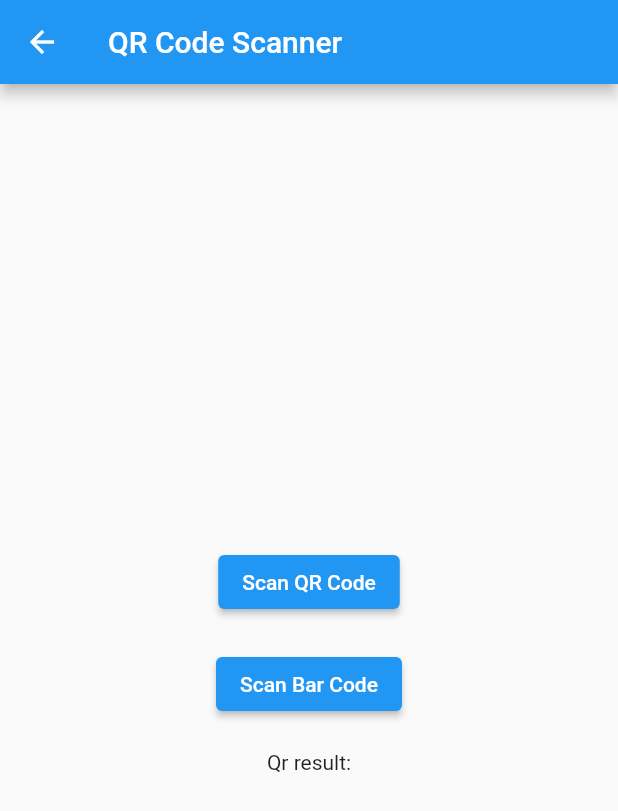
After one commit to Pranay7399/defender, a Flutter app: the QrCodeScannerScreen screen opened directly, after a tap on "Scan QR Code", after a tap on "Scan Bar Code", on a phone screen of 412 x 824 dp. The commit adds this screen. Shown: the top 811 px of the screen. Run offline on Flutter 3.47's test engine with Material 2 defaults, Android fonts, the phone set to English and light mode, and no system bars; our stand-ins replace contacts_service, country_picker, firebase_auth, firebase_core, flash, get and 2 more; missing offline and left inert: device_apps, flutter_barcode_scanner, safe_device, safe_url_check; accounts and stored records are empty.

Commit message:
Added qr code scanner feature

```diff
--- a/lib/home_screen.dart
+++ b/lib/home_screen.dart
@@ -1,5 +1,6 @@
 import 'package:defender/installed_apps_check.dart';
 import 'package:defender/messages_screen.dart';
+import 'package:defender/qr_code_scanner.dart';
 import 'package:defender/sailor.dart';
 import 'package:defender/contacts_screen.dart';
 import 'package:defender/splash_screen.dart';
@@ -235,6 +236,22 @@ class _HomeScreenState extends State<HomeScreen> {
                           ),
                         ),
                       ),
+                      GestureDetector(
+                        onTap: () {
+                          Sailor.push(const QrCodeScannerScreen());
+                        },
+                        child: const Card(
+                          child: Padding(
+                            padding: EdgeInsets.all(30.0),
+                            child: Text(
+                              'Check \n QR codes',
+                              style: TextStyle(
+                                  fontSize: 16, fontWeight: FontWeight.w400),
+                              textAlign: TextAlign.center,
+                            ),
+                          ),
+                        ),
+                      ),
                     ],
                   ),
                 ],
--- /dev/null
+++ b/lib/qr_code_scanner.dart
@@ -0,0 +1,105 @@
+import 'package:defender/helpers.dart';
+import 'package:flutter/material.dart';
+import 'package:flutter/services.dart';
+import 'package:flutter_barcode_scanner/flutter_barcode_scanner.dart';
+import 'package:safe_url_check/safe_url_check.dart';
+import 'package:url_launcher/url_launcher_string.dart';
+
+class QrCodeScannerScreen extends StatefulWidget {
+  const QrCodeScannerScreen({super.key});
+
+  @override
+  State<QrCodeScannerScreen> createState() => _QrCodeScannerScreenState();
+}
+
+class _QrCodeScannerScreenState extends State<QrCodeScannerScreen> {
+  String _scanBarcode = 'Unknown';
+  Future<void> scanQR() async {
+    String barcodeScanRes;
+    // Platform messages may fail, so we use a try/catch PlatformException.
+    try {
+      barcodeScanRes = await FlutterBarcodeScanner.scanBarcode(
+          '#ff6666', 'Cancel', true, ScanMode.QR);
+      print("result of qr code is" + barcodeScanRes);
+    } on PlatformException {
+      barcodeScanRes = 'Failed to get platform version.';
+    }
+    if (!mounted) return;
+    setState(() {
+      _scanBarcode = barcodeScanRes;
+    });
+
+    bool isSafe = await safeUrlCheck(Uri.parse(_scanBarcode));
+    if (isSafe) {
+      if (await canLaunchUrlString(_scanBarcode)) {
+        await launchUrlString(_scanBarcode);
+      } else {
+        showSnackBar(
+            title: 'Cannot launch the url',
+            context: context,
+            type: SnackType.info);
+      }
+    } else {
+      showSnackBar(
+          title: 'The url is not safe',
+          context: context,
+          type: SnackType.error);
+    }
+  }
+
+  // Platform messages are asynchronous, so we initialize in an async method.
+  Future<void> scanBarcodeNormal() async {
+    String barcodeScanRes;
+    // Platform messages may fail, so we use a try/catch PlatformException.
+    try {
+      barcodeScanRes = await FlutterBarcodeScanner.scanBarcode(
+          '#ff6666', 'Cancel', true, ScanMode.BARCODE);
+      print(barcodeScanRes);
+    } on PlatformException {
+      barcodeScanRes = 'Failed to get platform version.';
+    }
+
+    // If the widget was removed from the tree while the asynchronous platform
+    // message was in flight, we want to discard the reply rather than calling
+    // setState to update our non-existent appearance.
+    if (!mounted) return;
+
+    setState(() {
+      _scanBarcode = barcodeScanRes;
+    });
+  }
+
+  @override
+  Widget build(BuildContext context) {
+    return Scaffold(
+        appBar: AppBar(
+          title: const Text('QR Code Scanner'),
+        ),
+        body: Center(
+            child: Column(
+          crossAxisAlignment: CrossAxisAlignment.center,
+          mainAxisAlignment: MainAxisAlignment.center,
+          children: [
+            ElevatedButton(
+              onPressed: () {
+                scanQR();
+              },
+              child: const Text('Scan QR Code'),
+            ),
+            const SizedBox(
+              height: 20,
+            ),
+            ElevatedButton(
+              onPressed: () {
+                scanBarcodeNormal();
+              },
+              child: const Text('Scan Bar Code'),
+            ),
+            const SizedBox(
+              height: 20,
+            ),
+            Text('Qr result:$_scanBarcode'),
+          ],
+        )));
+  }
+}
--- a/pubspec.yaml
+++ b/pubspec.yaml
@@ -50,6 +50,8 @@ dependencies:
   contacts_service: ^0.6.3
   safe_url_check: ^1.1.0
   device_apps: ^2.2.0
+  flutter_barcode_scanner: ^2.0.0
+
 
 dev_dependencies:
   flutter_test:
```
Also changed, not shown: lib/url_validation_screen.dart (+0 -8 lines), pubspec.lock.
